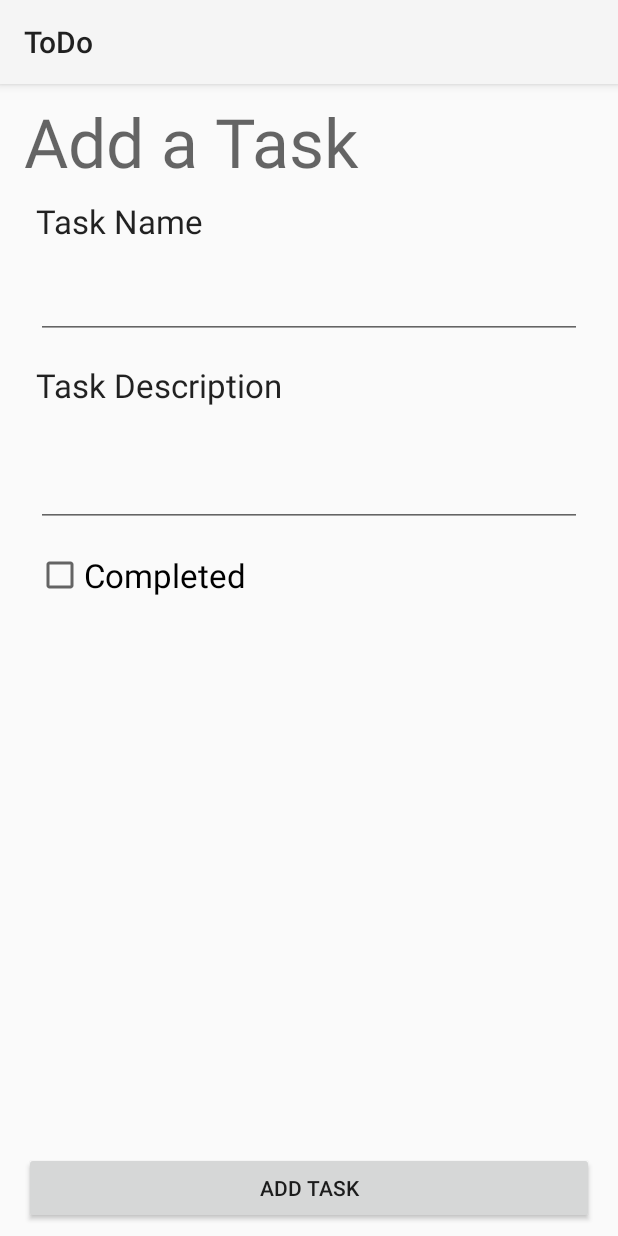
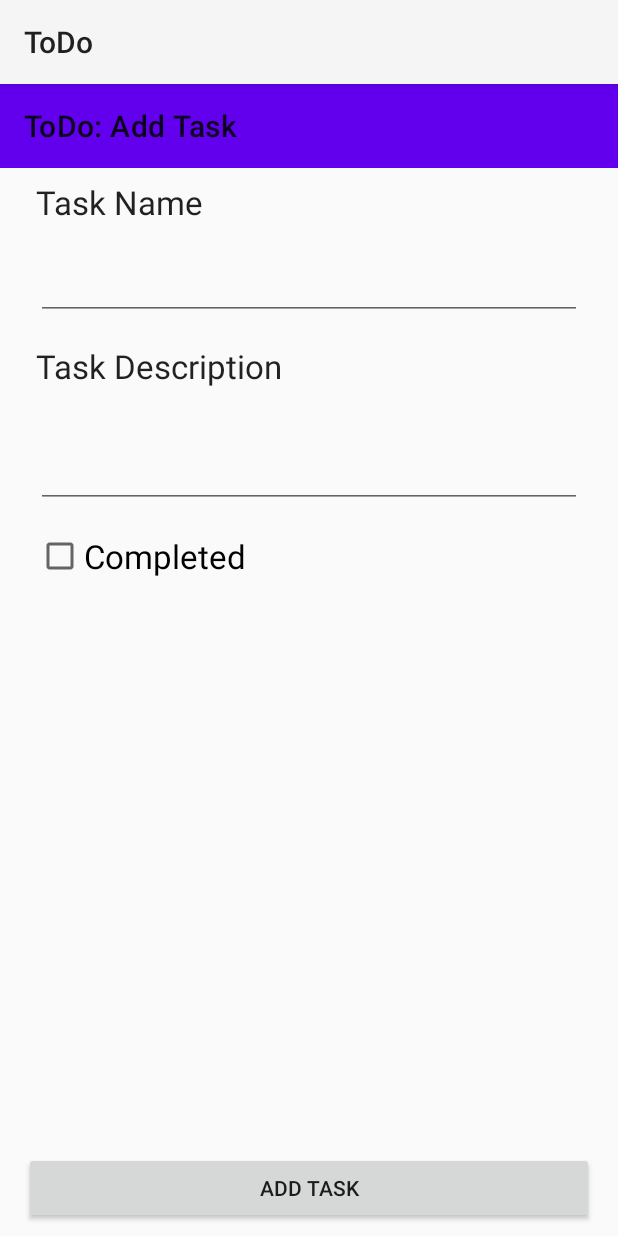
Before and after one commit to c3ypt1c/ToDo, an Android app: the CreateTask screen opened through its navigation route, on a phone screen of 412 x 824 dp. Run offline under Robolectric (Android 15) with nearby library versions, the light colour scheme and no system bars.

Commit message:
Added toolbar

```diff
--- a/app/src/main/res/layout/fragment_create_task.xml
+++ b/app/src/main/res/layout/fragment_create_task.xml
@@ -11,27 +11,33 @@
         android:layout_height="match_parent"
         android:orientation="vertical">
 
+        <androidx.appcompat.widget.Toolbar
+            android:id="@+id/fragment_to_do_main_menu_toolbar"
+            android:layout_width="match_parent"
+            android:layout_height="wrap_content"
+            android:background="@color/design_default_color_primary"
+            android:theme="@style/Theme.MaterialComponents.DayNight.DarkActionBar"
+            app:layout_constraintEnd_toEndOf="parent"
+            app:layout_constraintStart_toStartOf="parent"
+            app:layout_constraintTop_toTopOf="parent"
+            app:popupTheme="@style/Theme.MaterialComponents.Light.DarkActionBar"
+            app:title="@string/app_fragment_add_task_name" />
+
         <ScrollView
+            android:id="@+id/scrollView2"
             android:layout_width="0dp"
             android:layout_height="0dp"
             android:layout_marginStart="16dp"
-            android:layout_marginTop="8dp"
             android:layout_marginEnd="16dp"
             app:layout_constraintBottom_toTopOf="@+id/fragment_create_task_button"
             app:layout_constraintEnd_toEndOf="parent"
             app:layout_constraintStart_toStartOf="parent"
-            app:layout_constraintTop_toTopOf="parent">
+            app:layout_constraintTop_toBottomOf="@+id/fragment_to_do_main_menu_toolbar">
 
             <LinearLayout
                 android:layout_width="match_parent"
                 android:layout_height="wrap_content"
                 android:orientation="vertical">
-
-                <TextView
-                    android:layout_width="match_parent"
-                    android:layout_height="wrap_content"
-                    android:text="@string/fragment_add_task_title"
-                    android:textAppearance="@style/TextAppearance.AppCompat.Display2" />
 
                 <TextView
                     android:id="@+id/activity_add_task_name"
```
